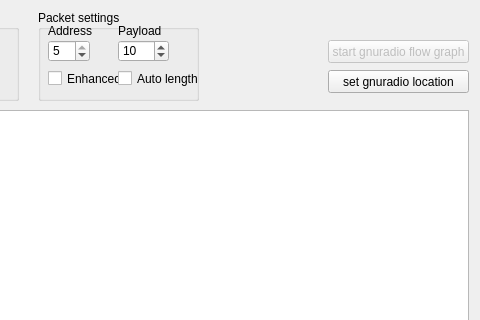
Old version of the form xn297 decoder/xn297decoder.ui in the repository goebish/XN297_dumper; both pictures show x 292 to 772 and y 0 to 320 of the 772 by 503 pixel window.
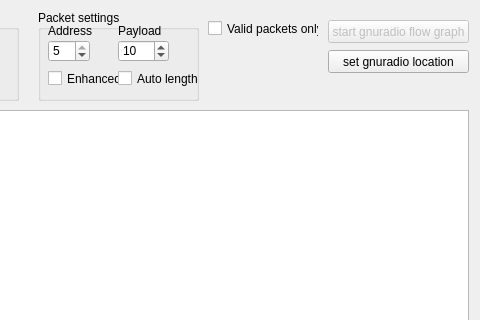
New version of the form.

Commit message: Add show valid packet only option

```diff
--- a/xn297 decoder/xn297decoder.ui
+++ b/xn297 decoder/xn297decoder.ui
@@ -289,7 +289,7 @@
     <property name="geometry">
      <rect>
       <x>620</x>
-      <y>70</y>
+      <y>50</y>
       <width>141</width>
       <height>23</height>
      </rect>
@@ -327,7 +327,7 @@
     <property name="geometry">
      <rect>
       <x>620</x>
-      <y>40</y>
+      <y>20</y>
       <width>141</width>
       <height>23</height>
      </rect>
@@ -336,6 +336,19 @@
      <string>start gnuradio flow graph</string>
     </property>
    </widget>
+   <widget class="QCheckBox" name="checkBox_showValid">
+    <property name="geometry">
+     <rect>
+      <x>500</x>
+      <y>20</y>
+      <width>111</width>
+      <height>17</height>
+     </rect>
+    </property>
+    <property name="text">
+     <string>Valid packets only</string>
+    </property>
+   </widget>
   </widget>
   <widget class="QStatusBar" name="statusBar"/>
  </widget>
```
The commit also changes 2 other files.
